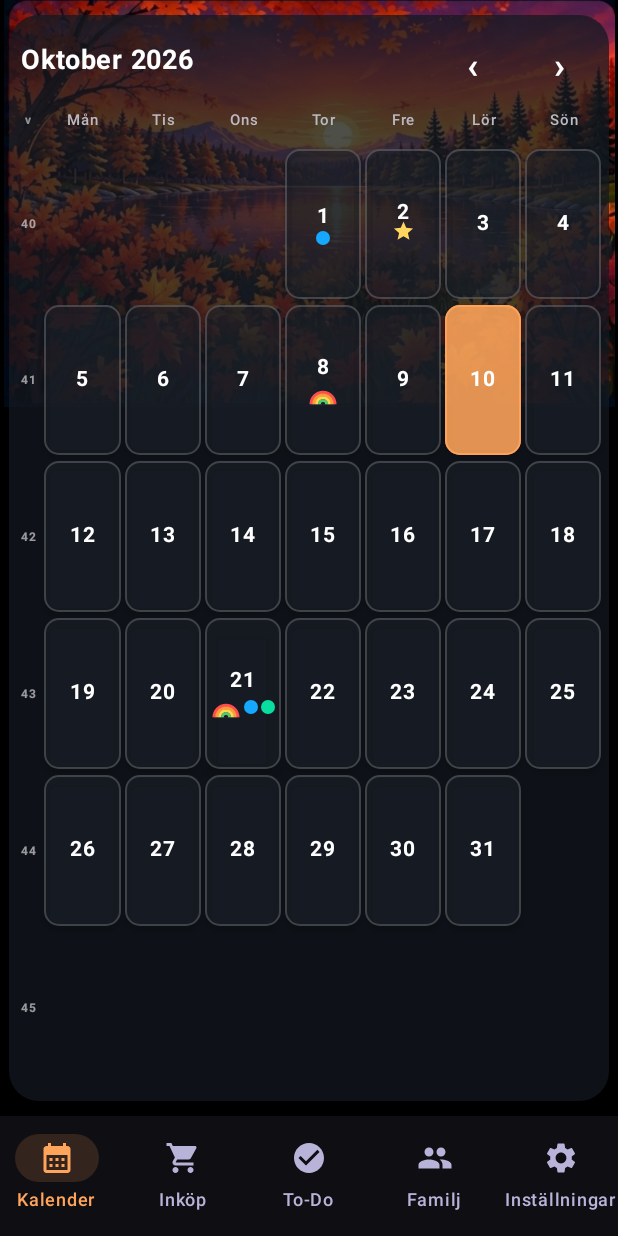
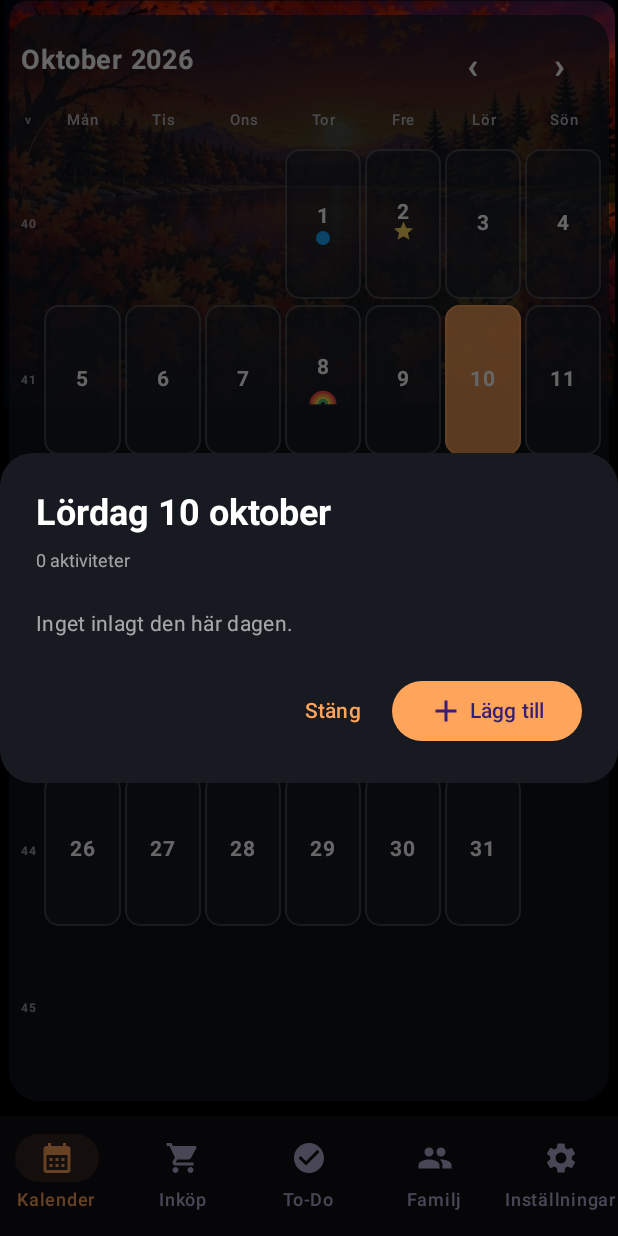
Before and after one commit to bananofil-wq/Familjekalender4.0, an Android app built with Jetpack Compose: the composable PreviewScreen called with empty values, after a tap on "10", on a phone screen of 412 x 824 dp. Run offline under Robolectric (Android 15) with nearby library versions, the phone set to English and light mode, and no system bars; network calls fail; 2 other taps on this screen came first.

```diff
--- a/app/src/main/java/se/familjekalender/app/ExactCalendarScreen.kt
+++ b/app/src/main/java/se/familjekalender/app/ExactCalendarScreen.kt
@@ -74,6 +74,7 @@ internal fun ExactCalendarScreen(
     var showWorkMonth by remember { mutableStateOf(false) }
     var showWorkRotation by remember { mutableStateOf(false) }
     var showManageMonth by remember { mutableStateOf(false) }
+    var dayPopupDate by remember { mutableStateOf<LocalDate?>(null) }
     val context = LocalContext.current
     val scope = rememberCoroutineScope()
     val mode = palette.mode
@@ -162,7 +163,10 @@ internal fun ExactCalendarScreen(
                 MonthPanel(
                     month = month,
                     selected = if (YearMonth.from(selectedDate) == month) selectedDate else month.atDay(1),
-                    onSelect = onSelect,
+                    onSelect = { picked ->
+                        onSelect(picked)
+                        dayPopupDate = picked
+                    },
                     events = events,
                     members = members,
                     accent = palette.accent,
@@ -237,6 +241,20 @@ internal fun ExactCalendarScreen(
         )
     }
 
+    dayPopupDate?.let { popupDate ->
+        DayOverviewPopup(
+            date = popupDate,
+            events = events.filter { it.date == popupDate }.sortedBy { it.time },
+            members = members,
+            onDismiss = { dayPopupDate = null },
+            onAdd = {
+                dayPopupDate = null
+                onSelect(popupDate)
+                onAdd()
+            }
+        )
+    }
+
     if (showManageMonth) {
         ManageMonthEventsDialog(
             month = month,
@@ -259,6 +277,93 @@ internal fun ExactCalendarScreen(
             }
         )
     }
+}
+
+@Composable
+private fun DayOverviewPopup(
+    date: LocalDate,
+    events: List<SyncEvent>,
+    members: List<SyncMember>,
+    onDismiss: () -> Unit,
+    onAdd: () -> Unit
+) {
+    val dayName = date.dayOfWeek.getDisplayName(TextStyle.FULL, Locale("sv", "SE")).replaceFirstChar { it.uppercase() }
+    val monthName = date.month.getDisplayName(TextStyle.FULL, Locale("sv", "SE"))
+
+    AlertDialog(
+        onDismissRequest = onDismiss,
+        shape = RoundedCornerShape(22.dp),
+        containerColor = Color(0xFF171A20),
+        title = {
+            Column {
+                Text("$dayName ${date.dayOfMonth} $monthName", fontWeight = FontWeight.Bold)
+                Text(
+                    "${events.size} ${if (events.size == 1) "aktivitet" else "aktiviteter"}",
+                    color = Color.White.copy(alpha = .60f),
+                    fontSize = 12.sp
+                )
+            }
+        },
+        text = {
+            Column(
+                Modifier.fillMaxWidth().heightIn(max = 420.dp).verticalScroll(rememberScrollState()),
+                verticalArrangement = Arrangement.spacedBy(8.dp)
+            ) {
+                if (events.isEmpty()) {
+                    Text("Inget inlagt den här dagen.", color = Color.White.copy(alpha = .62f))
+                } else {
+                    events.forEach { event ->
+                        val member = members.find { it.id == event.memberId }
+                        val allFamily = event.memberId == ALL_FAMILY_MEMBER_ID
+                        val birthday = isBirthdayEvent(event)
+                        val dotColor = if (allFamily) Color(0xFFFFD75E) else member?.let { Color(it.colorArgb.toInt()) } ?: Color(0xFF8D95A5)
+
+                        Surface(
+                            color = Color(0xFF20242B),
+                            shape = RoundedCornerShape(14.dp),
+                            modifier = Modifier.fillMaxWidth()
+                        ) {
+                            Row(
+                                Modifier.fillMaxWidth().padding(horizontal = 12.dp, vertical = 10.dp),
+                                verticalAlignment = Alignment.CenterVertically
+                            ) {
+                                when {
+                                    birthday -> BirthdayRainbowIcon(Modifier.size(width = 26.dp, height = 20.dp))
+                                    allFamily -> Text("★", color = Color(0xFFFFD75E), fontSize = 22.sp, fontWeight = FontWeight.Bold)
+                                    else -> Box(Modifier.size(13.dp).clip(CircleShape).background(dotColor))
+                                }
+                                Spacer(Modifier.width(10.dp))
+                                Column(Modifier.weight(1f)) {
+                                    Text(
+                                        event.title.removePrefix("🌈").trim(),
+                                        color = Color.White,
+                                        fontWeight = FontWeight.SemiBold,
+                                        fontSize = 14.sp
+                                    )
+                                    if (event.time.isNotBlank()) {
+                                        Text(event.time, color = Color.White.copy(alpha = .62f), fontSize = 12.sp)
+                                    }
+                                }
+                                Text(
+                                    if (allFamily) "Hela familjen" else member?.name ?: "Familjen",
+                                    color = Color.White.copy(alpha = .64f),
+                                    fontSize = 11.sp
+                                )
+                            }
+                        }
+                    }
+                }
+            }
+        },
+        confirmButton = {
+            Button(onClick = onAdd) {
+                Icon(Icons.Default.Add, contentDescription = null)
+                Spacer(Modifier.width(4.dp))
+                Text("Lägg till")
+            }
+        },
+        dismissButton = { TextButton(onClick = onDismiss) { Text("Stäng") } }
+    )
 }
 
 @Composable
```
